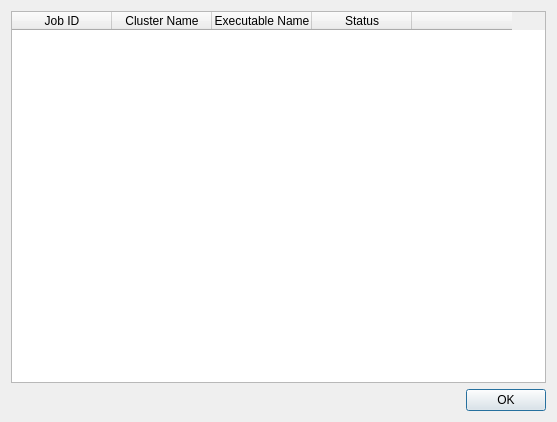
Before: the Qt Designer form Code/Mantid/MantidPlot/src/Mantid/Remote/JobStatusDialog.ui in mantidproject/mantid, drawn with Qt 5.
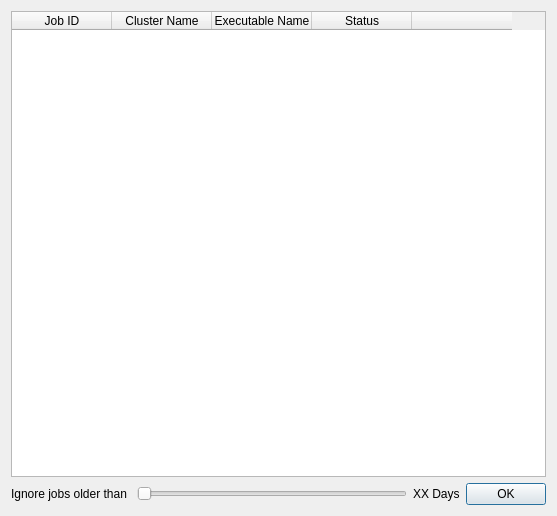
After: the same form once the commit is applied.

Commit message:
Filter the job status dialog
Added a slider widget to the job status dialog so that users can filter
out jobs older than a specified number of days.  NOTE: This is just the
GUI bits; the actual filtering code isn't ready yet.

Refs #4884

The edit to the form file:
```diff
--- a/Code/Mantid/MantidPlot/src/Mantid/Remote/JobStatusDialog.ui
+++ b/Code/Mantid/MantidPlot/src/Mantid/Remote/JobStatusDialog.ui
@@ -7,7 +7,7 @@
     <x>0</x>
     <y>0</y>
     <width>557</width>
-    <height>422</height>
+    <height>516</height>
    </rect>
   </property>
   <property name="windowTitle">
@@ -50,7 +50,42 @@
     </widget>
    </item>
    <item>
+    <layout class="QHBoxLayout" name="horizontalLayout">
+     <item>
+      <widget class="QLabel" name="jobLabel">
+       <property name="text">
+        <string>Ignore jobs older than </string>
+       </property>
+      </widget>
+     </item>
+     <item>
+      <widget class="QSlider" name="daysSlider">
+       <property name="minimum">
+        <number>1</number>
+       </property>
+       <property name="maximum">
+        <number>30</number>
+       </property>
+       <property name="orientation">
+        <enum>Qt::Horizontal</enum>
+       </property>
+      </widget>
+     </item>
+     <item>
+      <widget class="QLabel" name="daysLabel">
+       <property name="text">
+        <string>XX Days</string>
+       </property>
+      </widget>
+     </item>
+     <item>
     <widget class="QDialogButtonBox" name="buttonBox">
+       <property name="sizePolicy">
+        <sizepolicy hsizetype="Fixed" vsizetype="Fixed">
+         <horstretch>0</horstretch>
+         <verstretch>0</verstretch>
+        </sizepolicy>
+       </property>
      <property name="orientation">
       <enum>Qt::Horizontal</enum>
      </property>
@@ -60,6 +95,8 @@
     </widget>
    </item>
   </layout>
+   </item>
+  </layout>
  </widget>
  <resources/>
  <connections>
```
Left out of the diff: 19 changed lines with no effect on the pictures. Lines whose indentation alone changed are shown as unchanged. The commit also changes 2 other files.
